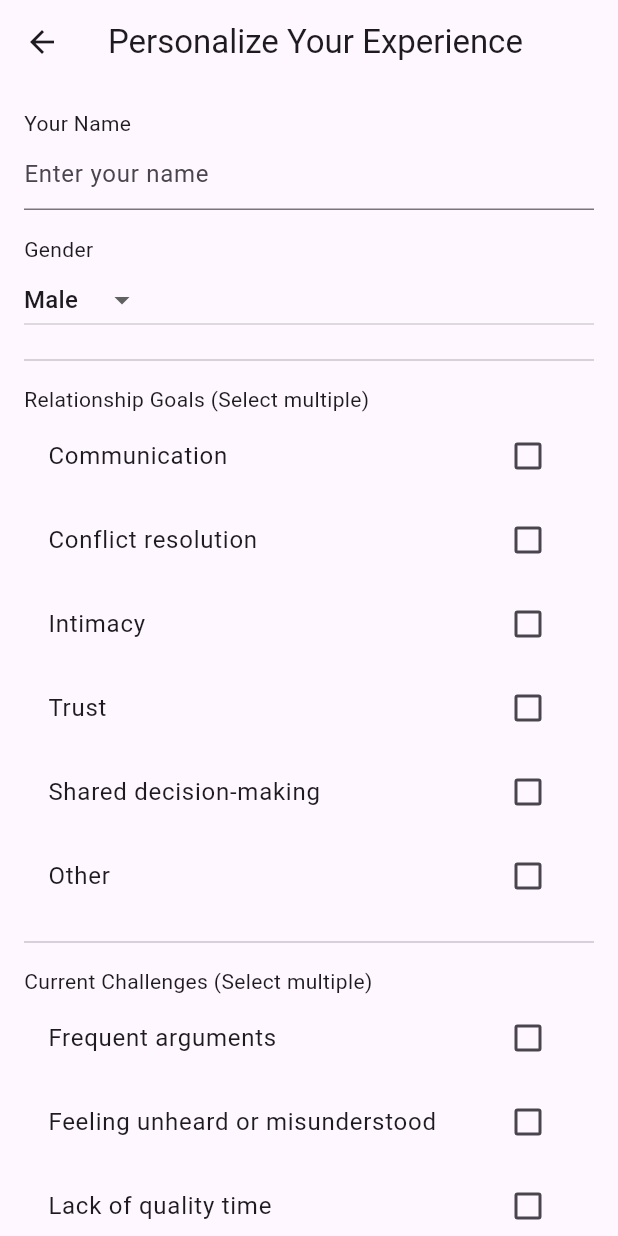
After one commit to avinashgarlaa/mend-ai, a Flutter app: the OnboardingQuestionnaireScreen screen opened directly, on a phone screen of 412 x 824 dp. The commit adds this screen. Run offline on Flutter 3.47's test engine with Material 3 defaults, Android fonts, the phone set to English and light mode, and no system bars; our stand-ins replace flutter_riverpod, permission_handler, share_plus; missing offline and left inert: flutter_sound.

Commit message:
more features added

```diff
--- a/lib/app.dart
+++ b/lib/app.dart
@@ -1,4 +1,5 @@
 import 'package:flutter/material.dart';
+import 'package:mend_ai/views/auth/invite_partner_screen.dart';
 import 'package:mend_ai/views/auth/questionare_screen.dart';
 import 'package:mend_ai/views/onboarding/onboarding_screen.dart';
 import 'views/home/home_screen.dart';
@@ -23,6 +24,7 @@ class MendApp extends StatelessWidget {
         '/start-session': (context) => const StartSessionScreen(),
         '/moderate-chat': (context) => const ModerateChatScreen(),
         '/questionnaire': (context) => const QuestionnaireScreen(),
+        '/invite-partner': (context) => const InvitePartnerScreen(),
       },
       onGenerateRoute: (settings) {
         if (settings.name == '/insights') {
--- /dev/null
+++ b/lib/viewmodels/onboarding_viewmodel.dart
@@ -0,0 +1,112 @@
+// ignore_for_file: avoid_print
+
+import 'package:flutter_riverpod/flutter_riverpod.dart';
+import 'package:mend_ai/providers/mend_api_provider.dart';
+import 'package:mend_ai/services/mend_api_service.dart';
+
+// --- Model class to hold questionnaire data ---
+class OnboardingData {
+  final List<String> goals;
+  final List<String> challenges;
+  final String? name;
+  final String? gender;
+  final String? otherGoal;
+  final String? otherChallenge;
+
+  OnboardingData({
+    this.goals = const [],
+    this.challenges = const [],
+    this.name,
+    this.gender,
+    this.otherGoal,
+    this.otherChallenge,
+  });
+
+  OnboardingData copyWith({
+    List<String>? goals,
+    List<String>? challenges,
+    String? name,
+    String? gender,
+    String? otherGoal,
+    String? otherChallenge,
+  }) {
+    return OnboardingData(
+      goals: goals ?? this.goals,
+      challenges: challenges ?? this.challenges,
+      name: name ?? this.name,
+      gender: gender ?? this.gender,
+      otherGoal: otherGoal ?? this.otherGoal,
+      otherChallenge: otherChallenge ?? this.otherChallenge,
+    );
+  }
+
+  Map<String, dynamic> toJson() {
+    return {
+      "name": name,
+      "gender": gender,
+      "goals": goals,
+      "otherGoal": otherGoal,
+      "challenges": challenges,
+      "otherChallenge": otherChallenge,
+    };
+  }
+}
+
+// --- Riverpod StateNotifier ---
+class OnboardingViewModel extends StateNotifier<OnboardingData> {
+  final MendApiService api;
+
+  OnboardingViewModel(this.api) : super(OnboardingData());
+
+  Future<void> submitToBackend() async {
+    await api.submitOnboarding(state.toJson());
+  }
+
+  void toggleGoal(String goal) {
+    final updatedGoals = [...state.goals];
+    if (updatedGoals.contains(goal)) {
+      updatedGoals.remove(goal);
+    } else {
+      updatedGoals.add(goal);
+    }
+    state = state.copyWith(goals: updatedGoals);
+  }
+
+  void toggleChallenge(String challenge) {
+    final updatedChallenges = [...state.challenges];
+    if (updatedChallenges.contains(challenge)) {
+      updatedChallenges.remove(challenge);
+    } else {
+      updatedChallenges.add(challenge);
+    }
+    state = state.copyWith(challenges: updatedChallenges);
+  }
+
+  void submitOnboardingData({
+    required String name,
+    required String gender,
+    required String otherGoal,
+    required String otherChallenge,
+  }) async {
+    state = state.copyWith(
+      name: name,
+      gender: gender,
+      otherGoal: otherGoal.isNotEmpty ? otherGoal : null,
+      otherChallenge: otherChallenge.isNotEmpty ? otherChallenge : null,
+    );
+
+    print("Submitting: ${state.toJson()}");
+
+    try {
+      await api.submitOnboarding(state.toJson());
+      print("Onboarding submitted successfully");
+    } catch (e) {
+      print("Failed to submit onboarding: $e");
+    }
+  }
+}
+
+final onboardingViewModelProvider =
+    StateNotifierProvider<OnboardingViewModel, OnboardingData>(
+      (ref) => OnboardingViewModel(ref.watch(mendApiServiceProvider)),
+    );
--- /dev/null
+++ b/lib/views/onboarding/onboarding_questionare_screen.dart
@@ -0,0 +1,147 @@
+import 'package:flutter/material.dart';
+import 'package:flutter_riverpod/flutter_riverpod.dart';
+import 'package:mend_ai/viewmodels/onboarding_viewmodel.dart';
+
+class OnboardingQuestionnaireScreen extends ConsumerStatefulWidget {
+  const OnboardingQuestionnaireScreen({super.key});
+
+  @override
+  ConsumerState<OnboardingQuestionnaireScreen> createState() =>
+      _OnboardingQuestionnaireScreenState();
+}
+
+class _OnboardingQuestionnaireScreenState
+    extends ConsumerState<OnboardingQuestionnaireScreen> {
+  final nameController = TextEditingController();
+  final otherGoalController = TextEditingController();
+  final otherChallengeController = TextEditingController();
+  String selectedGender = 'Male';
+
+  final List<String> goals = [
+    'Communication',
+    'Conflict resolution',
+    'Intimacy',
+    'Trust',
+    'Shared decision-making',
+    'Other',
+  ];
+
+  final List<String> challenges = [
+    'Frequent arguments',
+    'Feeling unheard or misunderstood',
+    'Lack of quality time',
+    'Financial stress',
+    'Parenting differences',
+    'Loss of intimacy',
+    'External pressures',
+    'Other',
+  ];
+
+  @override
+  Widget build(BuildContext context) {
+    final vm = ref.read(onboardingViewModelProvider.notifier);
+    final selected = ref.watch(onboardingViewModelProvider);
+
+    return Scaffold(
+      appBar: AppBar(title: const Text("Personalize Your Experience")),
+      body: ListView(
+        padding: const EdgeInsets.all(16),
+        children: [
+          const Text("Your Name"),
+          TextField(
+            controller: nameController,
+            decoration: const InputDecoration(hintText: 'Enter your name'),
+          ),
+          const SizedBox(height: 16),
+
+          const Text("Gender"),
+          DropdownButton<String>(
+            value: selectedGender,
+            items: const [
+              DropdownMenuItem(value: 'Male', child: Text('Male')),
+              DropdownMenuItem(value: 'Female', child: Text('Female')),
+              DropdownMenuItem(value: 'Other', child: Text('Other')),
+            ],
+            onChanged: (value) {
+              setState(() {
+                selectedGender = value!;
+              });
+            },
+          ),
+          const Divider(height: 32),
+
+          const Text("Relationship Goals (Select multiple)"),
+          ...goals.map((goal) {
+            final isOther = goal == 'Other';
+            return Column(
+              crossAxisAlignment: CrossAxisAlignment.start,
+              children: [
+                CheckboxListTile(
+                  value: selected.goals.contains(goal),
+                  title: Text(goal),
+                  onChanged: (val) {
+                    vm.toggleGoal(goal);
+                  },
+                ),
+                if (isOther && selected.goals.contains('Other'))
+                  TextField(
+                    controller: otherGoalController,
+                    decoration: const InputDecoration(
+                      hintText: 'Enter other goal',
+                    ),
+                  ),
+              ],
+            );
+          }),
+          const Divider(height: 32),
+
+          const Text("Current Challenges (Select multiple)"),
+          ...challenges.map((challenge) {
+            final isOther = challenge == 'Other';
+            return Column(
+              crossAxisAlignment: CrossAxisAlignment.start,
+              children: [
+                CheckboxListTile(
+                  value: selected.challenges.contains(challenge),
+                  title: Text(challenge),
+                  onChanged: (val) {
+                    vm.toggleChallenge(challenge);
+                  },
+                ),
+                if (isOther && selected.challenges.contains('Other'))
+                  TextField(
+                    controller: otherChallengeController,
+                    decoration: const InputDecoration(
+                      hintText: 'Enter other challenge',
+                    ),
+                  ),
+              ],
+            );
+          }),
+
+          const SizedBox(height: 24),
+          ElevatedButton(
+            onPressed: () {
+              if (nameController.text.trim().isEmpty) {
+                ScaffoldMessenger.of(context).showSnackBar(
+                  const SnackBar(content: Text("Please enter your name")),
+                );
+                return;
+              }
+
+              vm.submitOnboardingData(
+                name: nameController.text.trim(),
+                gender: selectedGender,
+                otherGoal: otherGoalController.text.trim(),
+                otherChallenge: otherChallengeController.text.trim(),
+              );
+
+              Navigator.pushNamed(context, '/invite-partner');
+            },
+            child: const Text("Continue"),
+          ),
+        ],
+      ),
+    );
+  }
+}
```
Also changed, not shown: lib/models/chat.dart (+13 -0 lines), lib/services/mend_api_service.dart (+24 -0 lines), lib/viewmodels/invite_viewmodel.dart (added, +67 -0 lines), lib/views/onboarding/invite_partner_screen.dart (added, +60 -0 lines), lib/widgets/chat_bubble.dart (+34 -24 lines).
